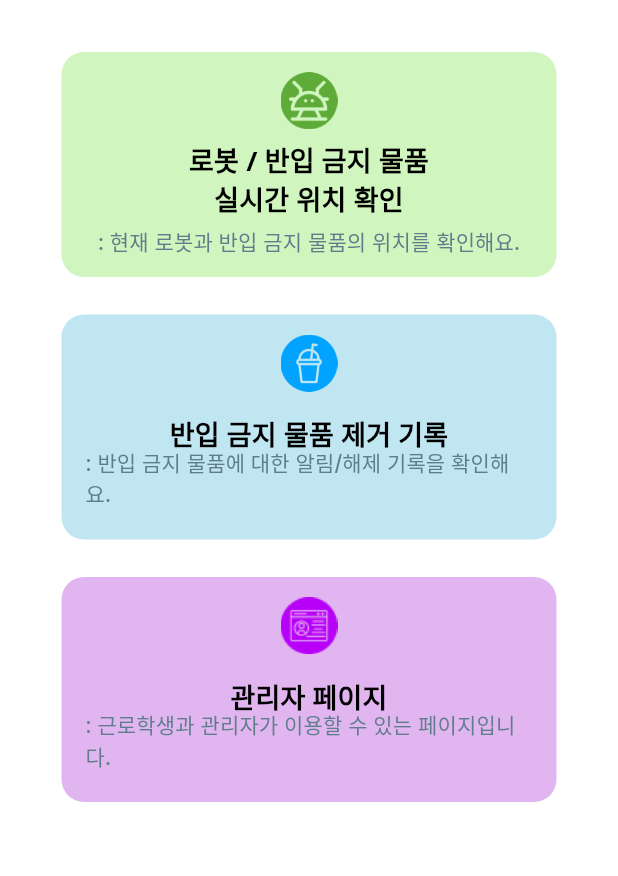
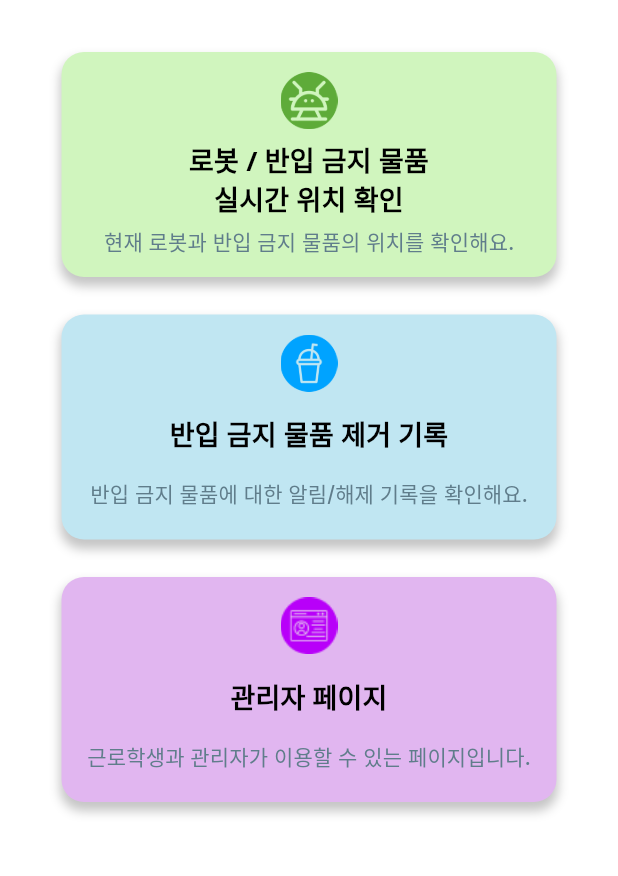
Before and after one commit to CapstoneDesign-R-D/RD-App, a Flutter app: the screen it shows after launch, on a phone screen of 412 x 824 dp, the part 263-1139 px from its top. Run offline on Flutter 3.47's test engine with Material 3 defaults, Android fonts, the phone set to English and light mode, and no system bars.

Commit message:
<refactor>: 버튼 그림자 / 텍스트 변경

```diff
--- a/lib/widget/drinkButton.dart
+++ b/lib/widget/drinkButton.dart
@@ -19,6 +19,14 @@ class _DrinkButtonState extends State<DrinkButton> {
       decoration: BoxDecoration(
         color: Color(0xFFC0E6F2),
         borderRadius: BorderRadius.circular(15),
+        boxShadow: [
+          BoxShadow(
+            color: Colors.grey.withOpacity(0.6),
+            blurRadius: 5.0,
+            spreadRadius: 1.0,
+            offset: const Offset(0,5),
+          )
+        ],
       ),
       child: MaterialButton(
         onPressed: () {}, // 버튼 클릭 시 해당 페이지로 이동
@@ -56,7 +64,7 @@ class _DrinkButtonState extends State<DrinkButton> {
               child: const Align(
                 alignment: Alignment.bottomCenter,
                 child: Text(
-                  ': 반입 금지 물품에 대한 알림/해제 기록을 확인해요.',
+                  '반입 금지 물품에 대한 알림/해제 기록을 확인해요.',
                   style: greyTextStyle,
                 ),
               ),
--- a/lib/widget/managerButton.dart
+++ b/lib/widget/managerButton.dart
@@ -19,6 +19,14 @@ class _ManagerButtonState extends State<ManagerButton> {
       decoration: BoxDecoration(
         color: Color(0xFFE1B6F0),
         borderRadius: BorderRadius.circular(15),
+        boxShadow: [
+          BoxShadow(
+            color: Colors.grey.withOpacity(0.6),
+            blurRadius: 5.0,
+            spreadRadius: 1.0,
+            offset: const Offset(0,5),
+          )
+        ],
       ),
       child: MaterialButton(
         onPressed: () {}, // 버튼 클릭 시 해당 페이지로 이동
@@ -56,7 +64,7 @@ class _ManagerButtonState extends State<ManagerButton> {
               child: const Align(
                 alignment: Alignment.bottomCenter,
                 child: Text(
-                  ': 근로학생과 관리자가 이용할 수 있는 페이지입니다.',
+                  '근로학생과 관리자가 이용할 수 있는 페이지입니다.',
                   style: greyTextStyle,
                 ),
               ),
--- a/lib/widget/robotButton.dart
+++ b/lib/widget/robotButton.dart
@@ -15,6 +15,14 @@ class RobotButton extends StatelessWidget {
       decoration: BoxDecoration(
         color: Color(0xFFD0F5BE),
         borderRadius: BorderRadius.circular(15),
+        boxShadow: [
+          BoxShadow(
+            color: Colors.grey.withOpacity(0.6),
+            blurRadius: 5.0,
+            spreadRadius: 1.0,
+            offset: const Offset(0,5),
+          )
+        ],
       ),
       child: MaterialButton(
         onPressed: () { // 버튼 클릭 시 층 선택 페이지로 이동
@@ -65,7 +73,7 @@ class RobotButton extends StatelessWidget {
               child: const Align(
                 alignment: Alignment.bottomCenter,
                 child: Text(
-                  ': 현재 로봇과 반입 금지 물품의 위치를 확인해요.',
+                  '현재 로봇과 반입 금지 물품의 위치를 확인해요.',
                   style: greyTextStyle,
                 ),
               ),
```
